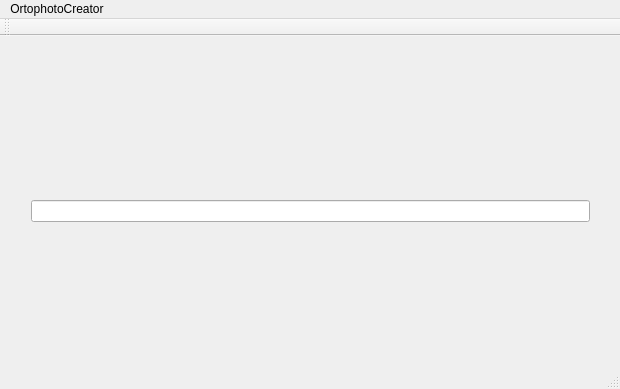
Before: the Qt Designer form mainwindow.ui in marcos2307/OrtophotoCreator, drawn with Qt 5.
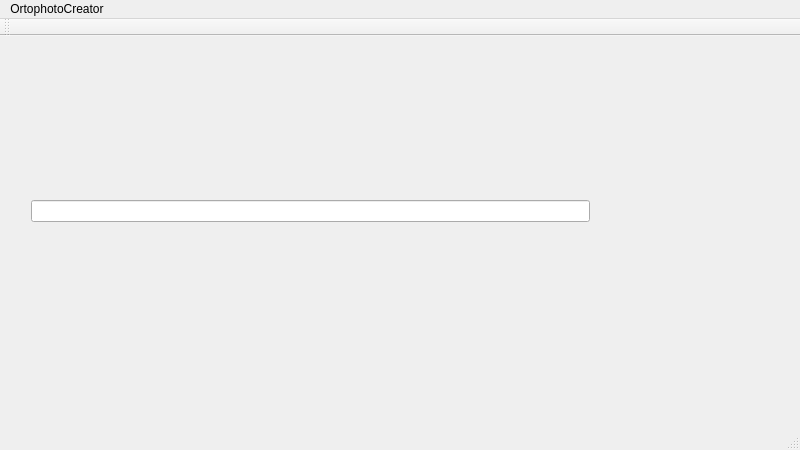
After: the same form once the commit is applied.

Commit message: Era muy chico

The edit to the form file:
```diff
--- a/mainwindow.ui
+++ b/mainwindow.ui
@@ -6,8 +6,8 @@
    <rect>
     <x>0</x>
     <y>0</y>
-    <width>620</width>
-    <height>389</height>
+    <width>800</width>
+    <height>450</height>
    </rect>
   </property>
   <property name="windowTitle">
```
